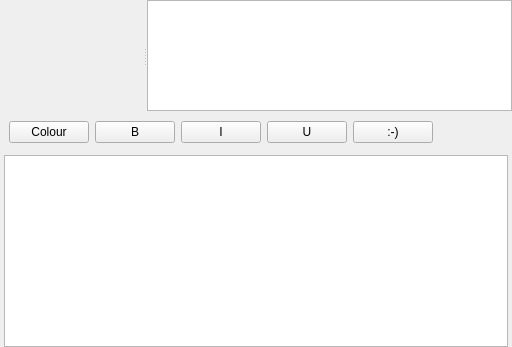
KDE/ktp-text-ui, file lib/chat-widget.ui: the form before one commit.
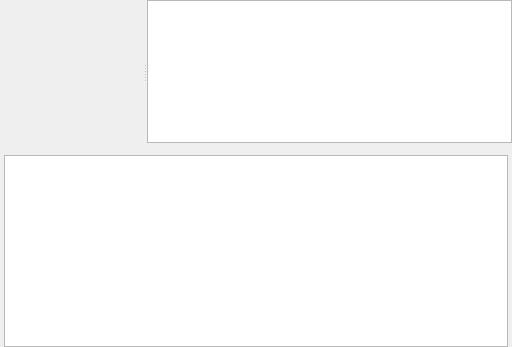
The form after the commit. Custom widgets are drawn as their Qt base class.

Commit message:
Remove useless format toolbar
It has been unused for over a year

What changed in the file:
```diff
--- a/lib/chat-widget.ui
+++ b/lib/chat-widget.ui
@@ -36,93 +36,6 @@
      <widget class="QListView" name="contactsView"/>
     </widget>
    </item>
-   <item>
-    <widget class="QWidget" name="formatToolbar" native="true">
-     <layout class="QHBoxLayout" name="horizontalLayout_2">
-      <property name="sizeConstraint">
-       <enum>QLayout::SetDefaultConstraint</enum>
-      </property>
-      <property name="topMargin">
-       <number>4</number>
-      </property>
-      <property name="bottomMargin">
-       <number>0</number>
-      </property>
-      <item>
-       <widget class="QPushButton" name="formatColor">
-        <property name="focusPolicy">
-         <enum>Qt::NoFocus</enum>
-        </property>
-        <property name="text">
-         <string notr="true">Colour</string>
-        </property>
-       </widget>
-      </item>
-      <item>
-       <widget class="QPushButton" name="formatBold">
-        <property name="focusPolicy">
-         <enum>Qt::NoFocus</enum>
-        </property>
-        <property name="text">
-         <string notr="true">B</string>
-        </property>
-        <property name="checkable">
-         <bool>true</bool>
-        </property>
-       </widget>
-      </item>
-      <item>
-       <widget class="QPushButton" name="formatItalic">
-        <property name="focusPolicy">
-         <enum>Qt::NoFocus</enum>
-        </property>
-        <property name="text">
-         <string notr="true">I</string>
-        </property>
-        <property name="checkable">
-         <bool>true</bool>
-        </property>
-       </widget>
-      </item>
-      <item>
-       <widget class="QPushButton" name="formatUnderline">
-        <property name="focusPolicy">
-         <enum>Qt::NoFocus</enum>
-        </property>
-        <property name="text">
-         <string notr="true">U</string>
-        </property>
-        <property name="checkable">
-         <bool>true</bool>
-        </property>
-       </widget>
-      </item>
-      <item>
-       <widget class="QPushButton" name="insertEmoticon">
-        <property name="focusPolicy">
-         <enum>Qt::NoFocus</enum>
-        </property>
-        <property name="text">
-         <string notr="true">:-)</string>
-        </property>
-       </widget>
-      </item>
-      <item>
-       <spacer name="horizontalSpacer_2">
-        <property name="orientation">
-         <enum>Qt::Horizontal</enum>
-        </property>
-        <property name="sizeHint" stdset="0">
-         <size>
-          <width>40</width>
-          <height>20</height>
-         </size>
-        </property>
-       </spacer>
-      </item>
-     </layout>
-    </widget>
-   </item>
    <item>
     <widget class="ChatSearchBar" name="searchBar" native="true"/>
    </item>
```
The commit also changes 2 other files.
